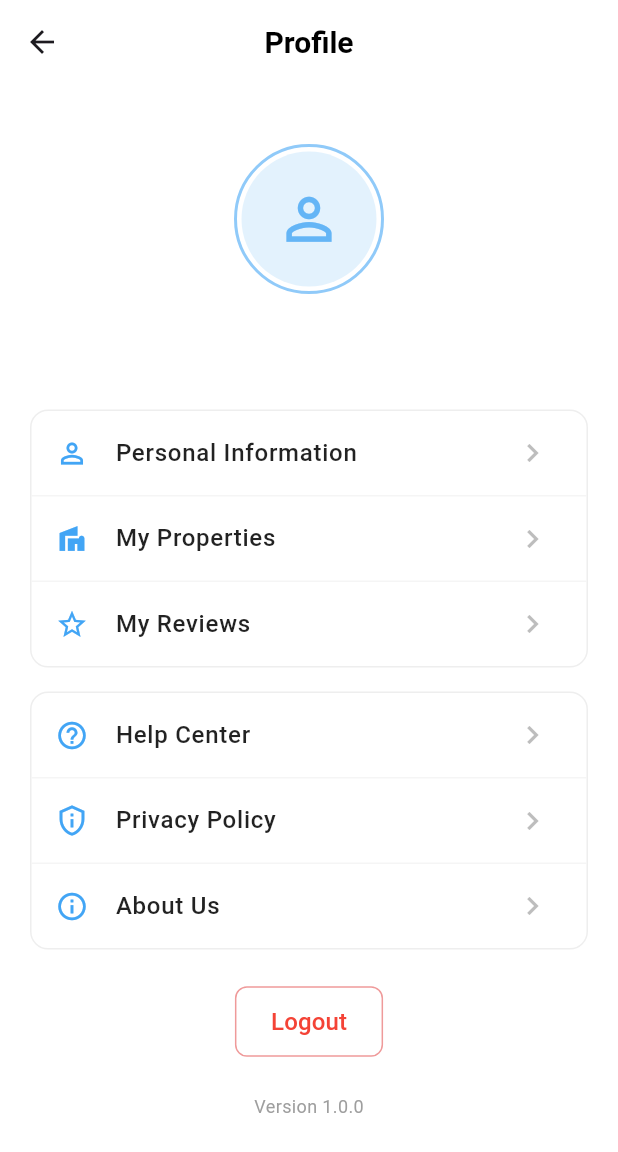
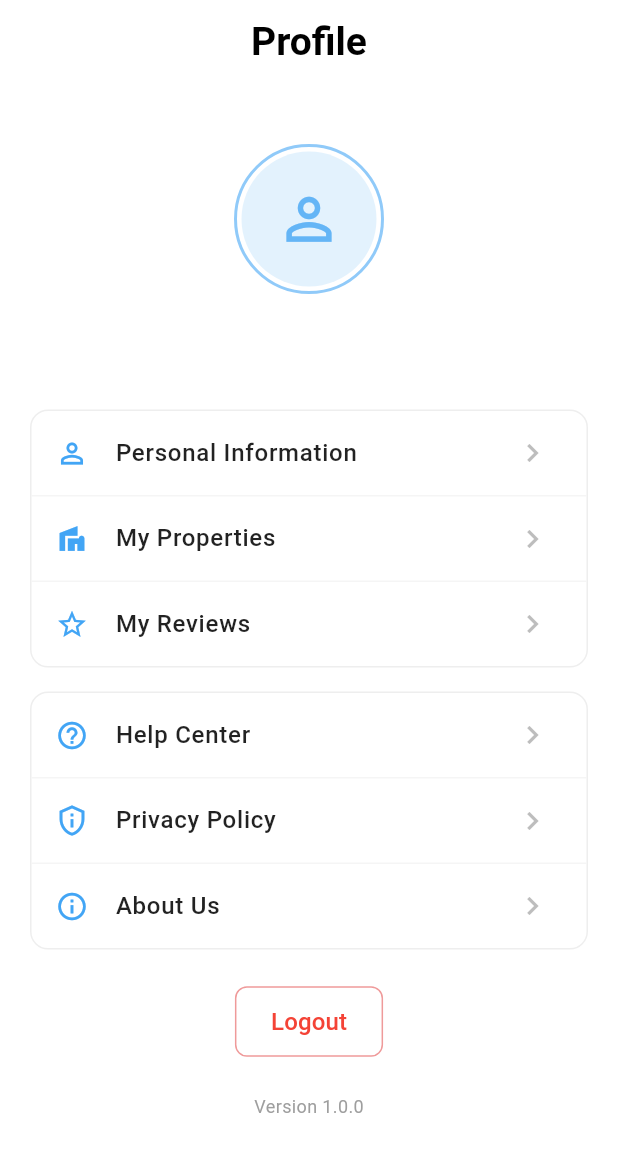
Before and after one commit to NipunaMadula/BODO-APP, a Flutter app: the ProfileScreen screen opened directly, on a phone screen of 412 x 824 dp. Shown: the top 1152 px of the screen. Run offline on Flutter 3.47's test engine with Material 3 defaults, Android fonts, the phone set to English and light mode, and no system bars; our stand-ins replace cloud_firestore, firebase_auth, firebase_core, firebase_storage, flutter_bloc, google_sign_in and 1 more; accounts and stored records are empty; generated files the repository leaves out were written again.

Commit message:
Remove back functionality

```diff
--- a/lib/screens/profile/profile_screen.dart
+++ b/lib/screens/profile/profile_screen.dart
@@ -97,11 +97,12 @@ class _ProfileScreenState extends State<ProfileScreen> {
     return Scaffold(
       backgroundColor: Colors.white,
       appBar: AppBar(
+       automaticallyImplyLeading: false,
         title: const Text(
           'Profile',
           style: TextStyle(
             color: Colors.black,
-            fontSize: 20,
+            fontSize: 26,
             fontWeight: FontWeight.w600,
           ),
         ),
```
